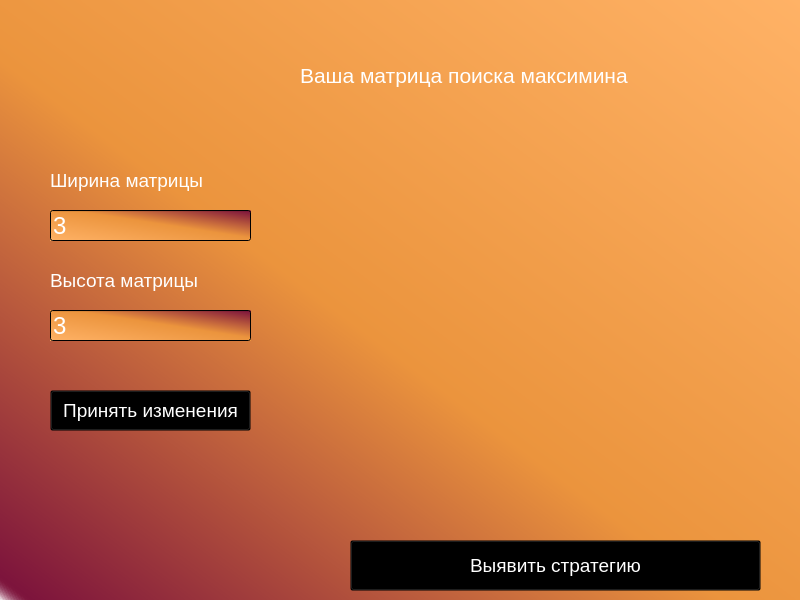
Above: MS_lab1/MS/minmaxform.ui from Spon6e/prikolApp before the change. Below: the same form after it.
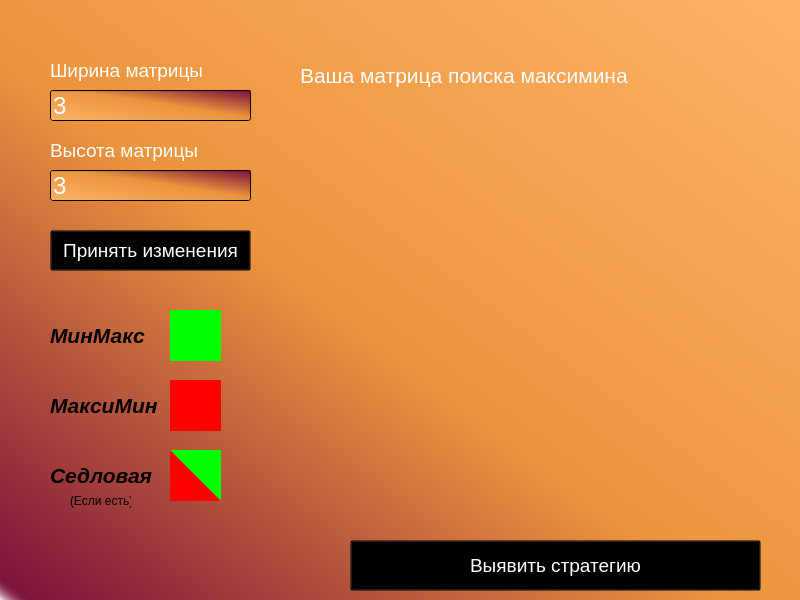
That is the form after the change.

Commit message: Доделал Максимин и минимакс

Patch:
```diff
--- a/MS_lab1/MS/minmaxform.ui
+++ b/MS_lab1/MS/minmaxform.ui
@@ -116,7 +116,7 @@
     <property name="geometry">
      <rect>
       <x>50</x>
-      <y>210</y>
+      <y>90</y>
       <width>201</width>
       <height>31</height>
      </rect>
@@ -140,7 +140,7 @@
     <property name="geometry">
      <rect>
       <x>50</x>
-      <y>310</y>
+      <y>170</y>
       <width>201</width>
       <height>31</height>
      </rect>
@@ -164,7 +164,7 @@
     <property name="geometry">
      <rect>
       <x>50</x>
-      <y>160</y>
+      <y>50</y>
       <width>171</width>
       <height>41</height>
      </rect>
@@ -186,7 +186,7 @@
     <property name="geometry">
      <rect>
       <x>50</x>
-      <y>260</y>
+      <y>130</y>
       <width>171</width>
       <height>41</height>
      </rect>
@@ -208,7 +208,7 @@
     <property name="geometry">
      <rect>
       <x>50</x>
-      <y>390</y>
+      <y>230</y>
       <width>201</width>
       <height>41</height>
      </rect>
@@ -227,6 +227,127 @@
      <string>Принять изменения</string>
     </property>
    </widget>
+   <widget class="QLabel" name="label">
+    <property name="geometry">
+     <rect>
+      <x>50</x>
+      <y>310</y>
+      <width>111</width>
+      <height>51</height>
+     </rect>
+    </property>
+    <property name="font">
+     <font>
+      <pointsize>16</pointsize>
+      <italic>true</italic>
+      <bold>true</bold>
+     </font>
+    </property>
+    <property name="text">
+     <string>МинМакс</string>
+    </property>
+   </widget>
+   <widget class="QLabel" name="label_2">
+    <property name="geometry">
+     <rect>
+      <x>170</x>
+      <y>310</y>
+      <width>51</width>
+      <height>51</height>
+     </rect>
+    </property>
+    <property name="styleSheet">
+     <string notr="true">background-color: rgb(0, 255, 0)</string>
+    </property>
+    <property name="text">
+     <string/>
+    </property>
+   </widget>
+   <widget class="QLabel" name="label_3">
+    <property name="geometry">
+     <rect>
+      <x>170</x>
+      <y>380</y>
+      <width>51</width>
+      <height>51</height>
+     </rect>
+    </property>
+    <property name="styleSheet">
+     <string notr="true">background-color: red</string>
+    </property>
+    <property name="text">
+     <string/>
+    </property>
+   </widget>
+   <widget class="QLabel" name="label_4">
+    <property name="geometry">
+     <rect>
+      <x>50</x>
+      <y>380</y>
+      <width>111</width>
+      <height>51</height>
+     </rect>
+    </property>
+    <property name="font">
+     <font>
+      <pointsize>16</pointsize>
+      <italic>true</italic>
+      <bold>true</bold>
+     </font>
+    </property>
+    <property name="text">
+     <string>МаксиМин</string>
+    </property>
+   </widget>
+   <widget class="QLabel" name="label_5">
+    <property name="geometry">
+     <rect>
+      <x>170</x>
+      <y>450</y>
+      <width>51</width>
+      <height>51</height>
+     </rect>
+    </property>
+    <property name="styleSheet">
+     <string notr="true">background-color: qlineargradient(spread:pad, x1:1, y1:0, x2:0, y2:1, stop:0 rgba(0, 255, 0, 255), stop:0.495 rgba(0, 255, 0, 255), stop:0.505 rgba(255, 0, 0, 255), stop:1 rgba(255, 0, 0, 255));</string>
+    </property>
+    <property name="text">
+     <string/>
+    </property>
+   </widget>
+   <widget class="QLabel" name="label_6">
+    <property name="geometry">
+     <rect>
+      <x>50</x>
+      <y>450</y>
+      <width>111</width>
+      <height>51</height>
+     </rect>
+    </property>
+    <property name="font">
+     <font>
+      <pointsize>16</pointsize>
+      <italic>true</italic>
+      <bold>true</bold>
+     </font>
+    </property>
+    <property name="text">
+     <string>Седловая</string>
+    </property>
+   </widget>
+   <widget class="QLabel" name="label_7">
+    <property name="geometry">
+     <rect>
+      <x>70</x>
+      <y>490</y>
+      <width>61</width>
+      <height>21</height>
+     </rect>
+    </property>
+    <property name="text">
+     <string>(Если есть)</string>
+    </property>
+   </widget>
   </widget>
  </widget>
  <resources/>
```
The commit also changes 5 other files.
